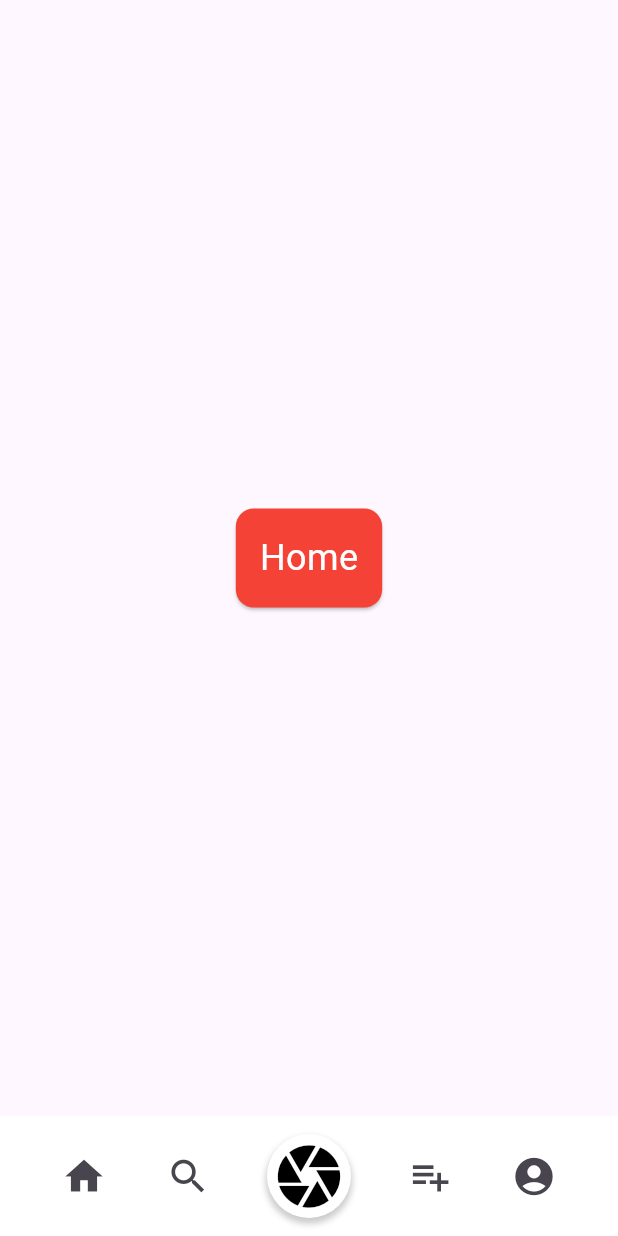
After one commit to Sound-Fit/SoundFit, a Flutter app: the CustomNavBar screen opened by its route, on a phone screen of 412 x 824 dp. The commit adds this screen. Run offline on Flutter 3.47's test engine with Material 3 defaults, Android fonts, the phone set to English and light mode, and no system bars; our stand-ins replace camera, gap, google_fonts.

Commit message:
Add custom_nav_bar

```diff
--- /dev/null
+++ b/lib/pages/home.dart
@@ -0,0 +1,23 @@
+import 'package:flutter/material.dart';
+import 'package:soundfit/widgets/navBar.dart';
+
+class HomePage extends StatelessWidget {
+  @override
+  Widget build(BuildContext context) {
+    return Scaffold(
+      body: Center(
+        child: Card(
+          color: Colors.red,
+          child: Padding(
+            padding: const EdgeInsets.all(16.0),
+            child: Text(
+              'Home',
+              style: TextStyle(fontSize: 24, color: Colors.white),
+            ),
+          ),
+        ),
+      ),
+      // bottomNavigationBar: CustomNavBar(),
+    );
+  }
+}
--- a/lib/pages/login.dart
+++ b/lib/pages/login.dart
@@ -54,9 +54,9 @@ class Login extends StatelessWidget {
                       backgroundColor: MaterialStateProperty.all(Colors.black),
                       shape: MaterialStateProperty.all(RoundedRectangleBorder(
                           borderRadius: BorderRadius.circular(15.0)))),
-                  onPressed: () => Navigator.pushNamed(context, '/welcome'),
+                  onPressed: () => Navigator.pushNamed(context, '/home'),
                   child: Padding(
-                    padding: const EdgeInsets.all(8.0),
+                    padding: const EdgeInsets.all(15.0),
                     child: Text(
                       'LOGIN',
                       style: TextStyle(
--- a/lib/pages/register.dart
+++ b/lib/pages/register.dart
@@ -45,9 +45,9 @@ class Register extends StatelessWidget {
                       backgroundColor: MaterialStateProperty.all(Colors.black),
                       shape: MaterialStateProperty.all(RoundedRectangleBorder(
                           borderRadius: BorderRadius.circular(15.0)))),
-                  onPressed: () => Navigator.pushNamed(context, '/welcome'),
+                  onPressed: () => Navigator.pushNamed(context, '/login'),
                   child: Padding(
-                    padding: const EdgeInsets.all(8.0),
+                    padding: const EdgeInsets.all(15.0),
                     child: Text(
                       'SIGN IN',
                       style: TextStyle(
--- a/lib/pages/splashPage.dart
+++ b/lib/pages/splashPage.dart
@@ -48,13 +48,12 @@ class SplashPage extends StatelessWidget {
                 child: SizedBox(
                   height: screenHeight * 0.67,
                   child: Column(
-                      mainAxisAlignment: MainAxisAlignment.center,
+                      mainAxisAlignment: MainAxisAlignment.spaceEvenly,
                       children: [
                         Padding(
                           padding: const EdgeInsets.all(10.0),
                           child: Image.asset('images/first-page.jpg'),
                         ),
-                        Gap(10),
                         TextButton(
                             style: ButtonStyle(
                                 backgroundColor:
@@ -62,7 +61,7 @@ class SplashPage extends StatelessWidget {
                             onPressed: () =>
                                 Navigator.pushNamed(context, '/welcome'),
                             child: Padding(
-                              padding: const EdgeInsets.all(8.0),
+                              padding: const EdgeInsets.all(15.0),
                               child: Text(
                                 'Fit Your Playlist Now!',
                                 style: TextStyle(
--- a/lib/pages/welcomePage.dart
+++ b/lib/pages/welcomePage.dart
@@ -46,7 +46,7 @@ class WelcomePage extends StatelessWidget {
                         crossAxisAlignment: CrossAxisAlignment.stretch,
                         children: [
                           Image.asset('images/first-page.jpg'),
-                          Gap(80),
+                          Gap(20.0),
                           SizedBox(
                             height: 50.0,
                             child: TextButton(
@@ -68,7 +68,7 @@ class WelcomePage extends StatelessWidget {
                                   ),
                                 )),
                           ),
-                          Gap(20),
+                          Gap(20.0),
                           SizedBox(
                             height: 50.0,
                             child: OutlinedButton(
--- a/lib/widgets/navBar.dart
+++ b/lib/widgets/navBar.dart
@@ -0,0 +1,102 @@
+import 'package:flutter/material.dart';
+import 'package:soundfit/pages/home.dart';
+import 'package:soundfit/pages/Explore/explore.dart';
+import 'package:soundfit/pages/Camera/camera.dart';
+import 'package:soundfit/pages/Library/library.dart';
+import 'package:soundfit/pages/Profile/profile.dart';
+
+class CustomNavBar extends StatefulWidget {
+  @override
+  _CustomNavBarState createState() => _CustomNavBarState();
+}
+
+class _CustomNavBarState extends State<CustomNavBar> {
+  int _selectedIndex = 0;
+
+  // List of pages to navigate
+  final List<Widget> _pages = [
+    HomePage(),
+    ExplorePage(),
+    CameraScreen(),
+    Library(),
+    Profile(),
+  ];
+
+  void _onItemTapped(int index) {
+    setState(() {
+      _selectedIndex = index;
+    });
+  }
+
+  @override
+  Widget build(BuildContext context) {
+    return Scaffold(
+      body: _pages[_selectedIndex],
+      bottomNavigationBar: BottomAppBar(
+        color: Colors.white,
+        child: Padding(
+          padding: const EdgeInsets.symmetric(horizontal: 16.0),
+          child: Row(
+            mainAxisAlignment: MainAxisAlignment.spaceBetween,
+            children: <Widget>[
+              IconButton(
+                icon: Icon(Icons.home, size: 30),
+                onPressed: () {
+                  _onItemTapped(0);
+                },
+              ),
+              IconButton(
+                icon: Icon(Icons.search, size: 30),
+                onPressed: () {
+                  _onItemTapped(1);
+                },
+              ),
+
+              // Camera button styled to float in appearance
+              Container(
+                width: 70, // Size for the camera button container
+                height: 70,
+                decoration: BoxDecoration(
+                  shape: BoxShape.circle,
+                  color: Colors.white,
+                  boxShadow: [
+                    BoxShadow(
+                      color: Colors.black.withOpacity(0.2), // Shadow color
+                      spreadRadius: 1, // How much the shadow spreads
+                      blurRadius: 3, // Softness of the shadow
+                      offset: Offset(0, 3), // Shadow position
+                    ),
+                  ],
+                ),
+                child: IconButton(
+                  icon: Icon(Icons.camera,
+                      size: 50,
+                      color: Colors.black), // Bigger size for the camera icon
+                  onPressed: () {
+                    _onItemTapped(2);
+                  },
+                  padding: EdgeInsets.zero, // Remove default padding
+                  constraints:
+                      BoxConstraints(), // Remove constraints for better centering
+                ),
+              ),
+
+              IconButton(
+                icon: Icon(Icons.playlist_add, size: 30),
+                onPressed: () {
+                  _onItemTapped(3);
+                },
+              ),
+              IconButton(
+                icon: Icon(Icons.account_circle, size: 30),
+                onPressed: () {
+                  _onItemTapped(4);
+                },
+              ),
+            ],
+          ),
+        ),
+      ),
+    );
+  }
+}
--- a/pubspec.yaml
+++ b/pubspec.yaml
@@ -34,6 +34,7 @@ dependencies:
   camera: ^0.11.0+2
   gap: ^3.0.1
   google_fonts: ^6.2.1
+  persistent_bottom_nav_bar: ^6.2.1
 
 dev_dependencies:
   flutter_test:
```
Also changed, not shown: lib/main.dart (+17 -2 lines), lib/pages/Explore/explore.dart (added, +22 -0 lines), lib/pages/Explore/genre.dart (added, +12 -0 lines), lib/pages/Explore/search.dart (added, +12 -0 lines), lib/pages/Library/artist.dart (added, +13 -0 lines), lib/pages/Library/library.dart (added, +89 -0 lines), lib/pages/Library/playlist.dart (added, +13 -0 lines), lib/pages/Profile/editProfile.dart (added, +13 -0 lines), lib/pages/Profile/profile.dart (added, +20 -0 lines), lib/widgets/backup.dart (added, +33 -0 lines), lib/pages/Camera/camera.dart (renamed from lib/pages/camera.dart), lib/widgets/appBar.dart (deleted), pubspec.lock.
